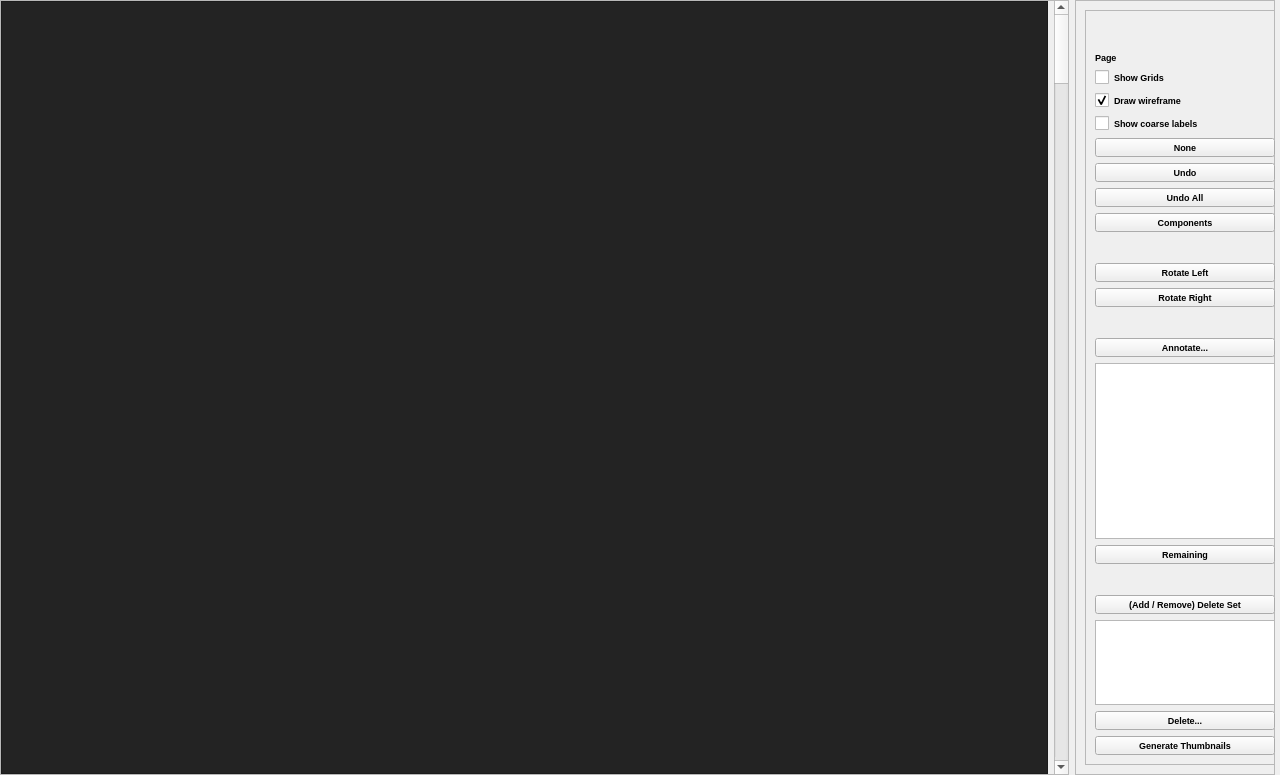
Above: ddtt/annotator/Annotator.ui from ialhashim/ddtt-dev before the change. Below: the same form after it.
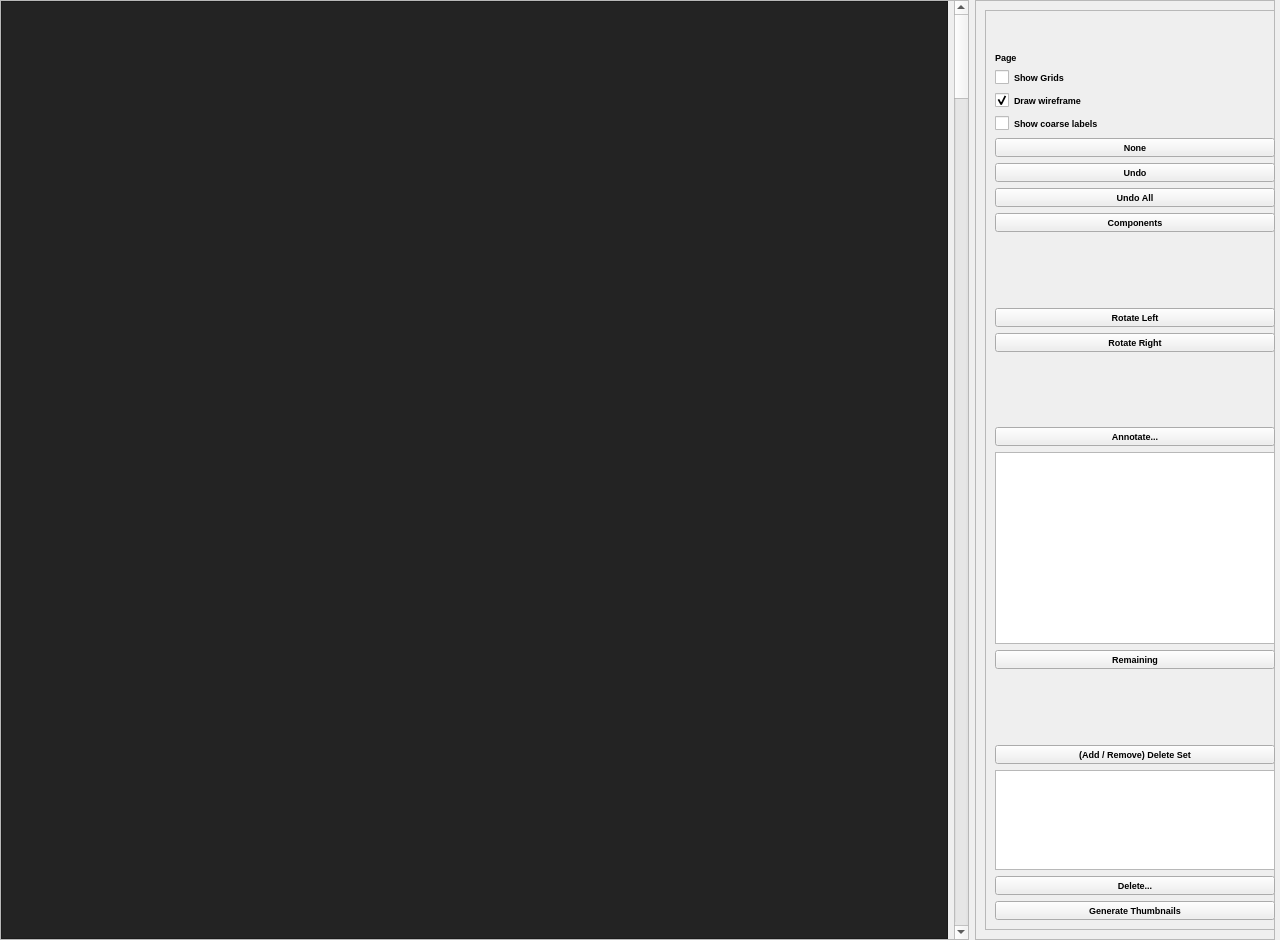
That is the form after the change. Icons and pictures are not drawn.

The edit to the form file:
```diff
--- a/ddtt/annotator/Annotator.ui
+++ b/ddtt/annotator/Annotator.ui
@@ -7,7 +7,7 @@
     <x>0</x>
     <y>0</y>
     <width>1280</width>
-    <height>775</height>
+    <height>940</height>
    </rect>
   </property>
   <property name="windowTitle">
@@ -40,7 +40,7 @@
      </property>
      <property name="maximumSize">
       <size>
-       <width>200</width>
+       <width>300</width>
        <height>16777215</height>
       </size>
      </property>
@@ -55,13 +55,13 @@
        <widget class="QFrame" name="labelsFrame">
         <property name="minimumSize">
          <size>
-          <width>200</width>
+          <width>300</width>
           <height>0</height>
          </size>
         </property>
         <property name="maximumSize">
          <size>
-          <width>200</width>
+          <width>300</width>
           <height>16777215</height>
          </size>
         </property>
```
